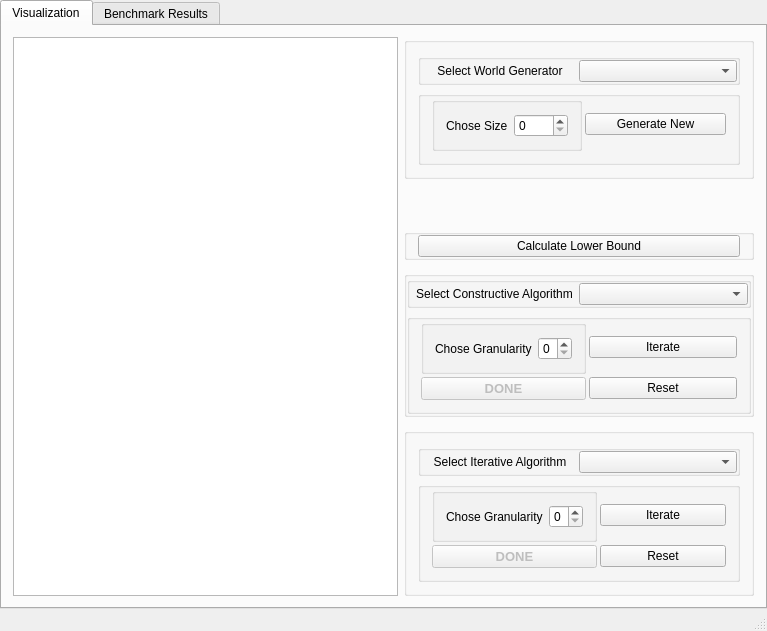
This is tspgui/tspgui/mainwindow.ui in znjRoLS/tsp-heuristic-analysis as Qt 5 draws it before an edit. The edited form follows.
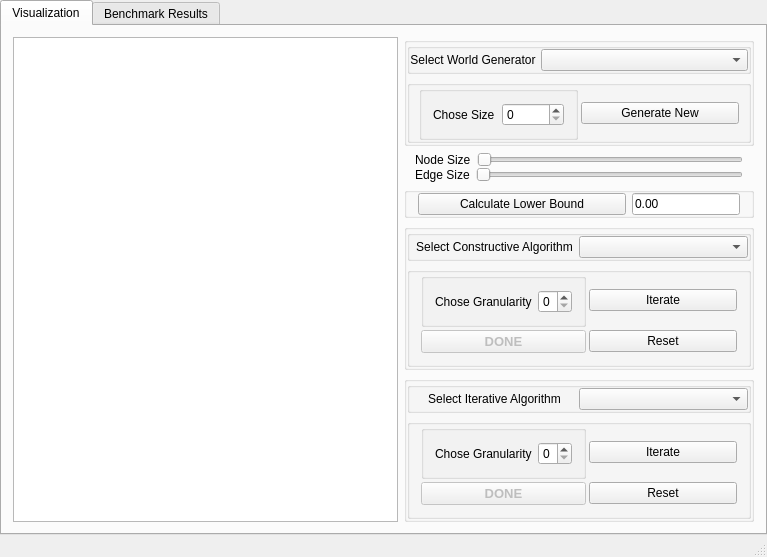
This is the edited form. Custom widgets are drawn as their Qt base class.

What changed in the file:
```diff
--- a/tspgui/tspgui/mainwindow.ui
+++ b/tspgui/tspgui/mainwindow.ui
@@ -111,7 +111,7 @@
              </property>
              <layout class="QVBoxLayout" name="verticalLayout">
               <property name="spacing">
-               <number>10</number>
+               <number>5</number>
               </property>
               <property name="leftMargin">
                <number>0</number>
@@ -131,6 +131,18 @@
                  <string/>
                 </property>
                 <layout class="QVBoxLayout" name="verticalLayout_3">
+                 <property name="leftMargin">
+                  <number>0</number>
+                 </property>
+                 <property name="topMargin">
+                  <number>0</number>
+                 </property>
+                 <property name="rightMargin">
+                  <number>0</number>
+                 </property>
+                 <property name="bottomMargin">
+                  <number>0</number>
+                 </property>
                  <item>
                   <widget class="QGroupBox" name="group_algorithms_world_generator">
                    <property name="title">
@@ -138,7 +150,7 @@
                    </property>
                    <layout class="QHBoxLayout" name="horizontalLayout_7">
                     <property name="spacing">
-                     <number>0</number>
+                     <number>5</number>
                     </property>
                     <property name="leftMargin">
                      <number>0</number>
@@ -155,14 +167,14 @@
                     <item>
                      <widget class="QLabel" name="label_world_generator">
                       <property name="sizePolicy">
-                       <sizepolicy hsizetype="Preferred" vsizetype="Fixed">
+                       <sizepolicy hsizetype="Maximum" vsizetype="Fixed">
                         <horstretch>0</horstretch>
                         <verstretch>20</verstretch>
                        </sizepolicy>
                       </property>
                       <property name="minimumSize">
                        <size>
-                        <width>0</width>
+                        <width>10</width>
                         <height>20</height>
                        </size>
                       </property>
@@ -189,9 +201,18 @@
                     <property name="spacing">
                      <number>3</number>
                     </property>
+                    <property name="leftMargin">
+                     <number>9</number>
+                    </property>
                     <property name="topMargin">
                      <number>0</number>
                     </property>
+                    <property name="rightMargin">
+                     <number>9</number>
+                    </property>
+                    <property name="bottomMargin">
+                     <number>0</number>
+                    </property>
                     <item>
                      <widget class="QGroupBox" name="group_size_world_generator">
                       <property name="title">
@@ -234,12 +255,98 @@
                  <enum>Qt::Vertical</enum>
                 </property>
                 <property name="sizeType">
-                 <enum>QSizePolicy::Fixed</enum>
+                 <enum>QSizePolicy::Expanding</enum>
                 </property>
                 <property name="sizeHint" stdset="0">
                  <size>
                   <width>20</width>
-                  <height>40</height>
+                  <height>5</height>
+                 </size>
+                </property>
+               </spacer>
+              </item>
+              <item>
+               <widget class="QWidget" name="widget_3" native="true">
+                <layout class="QVBoxLayout" name="verticalLayout_6">
+                 <property name="spacing">
+                  <number>0</number>
+                 </property>
+                 <property name="leftMargin">
+                  <number>0</number>
+                 </property>
+                 <property name="topMargin">
+                  <number>0</number>
+                 </property>
+                 <property name="rightMargin">
+                  <number>0</number>
+                 </property>
+                 <property name="bottomMargin">
+                  <number>0</number>
+                 </property>
+                 <item>
+                  <widget class="QWidget" name="widget_5" native="true">
+                   <layout class="QHBoxLayout" name="horizontalLayout_10">
+                    <property name="topMargin">
+                     <number>0</number>
+                    </property>
+                    <property name="bottomMargin">
+                     <number>0</number>
+                    </property>
+                    <item>
+                     <widget class="QLabel" name="label_3">
+                      <property name="text">
+                       <string>Node Size</string>
+                      </property>
+                     </widget>
+                    </item>
+                    <item>
+                     <widget class="QSlider" name="horizontalSlider_2">
+                      <property name="orientation">
+                       <enum>Qt::Horizontal</enum>
+                      </property>
+                     </widget>
+                    </item>
+                   </layout>
+                  </widget>
+                 </item>
+                 <item>
+                  <widget class="QWidget" name="widget_4" native="true">
+                   <layout class="QHBoxLayout" name="horizontalLayout_8">
+                    <property name="topMargin">
+                     <number>0</number>
+                    </property>
+                    <property name="bottomMargin">
+                     <number>0</number>
+                    </property>
+                    <item>
+                     <widget class="QLabel" name="label_2">
+                      <property name="text">
+                       <string>Edge Size</string>
+                      </property>
+                     </widget>
+                    </item>
+                    <item>
+                     <widget class="QSlider" name="horizontalSlider">
+                      <property name="orientation">
+                       <enum>Qt::Horizontal</enum>
+                      </property>
+                     </widget>
+                    </item>
+                   </layout>
+                  </widget>
+                 </item>
+                </layout>
+               </widget>
+              </item>
+              <item>
+               <spacer name="verticalSpacer_2">
+                <property name="orientation">
+                 <enum>Qt::Vertical</enum>
+                </property>
+                <property name="sizeHint" stdset="0">
+                 <size>
+                  <width>20</width>
+                  <height>5</height>
                  </size>
                 </property>
                </spacer>
@@ -255,7 +362,7 @@
                 <property name="title">
                  <string/>
                 </property>
-                <layout class="QVBoxLayout" name="verticalLayout_4">
+                <layout class="QHBoxLayout" name="horizontalLayout_11">
                  <property name="topMargin">
                   <number>0</number>
                  </property>
@@ -269,6 +376,25 @@
                    </property>
                   </widget>
                  </item>
+                 <item>
+                  <widget class="QLineEdit" name="edit_lower_bound">
+                   <property name="sizePolicy">
+                    <sizepolicy hsizetype="Fixed" vsizetype="Fixed">
+                     <horstretch>0</horstretch>
+                     <verstretch>0</verstretch>
+                    </sizepolicy>
+                   </property>
+                   <property name="minimumSize">
+                    <size>
+                     <width>50</width>
+                     <height>0</height>
+                    </size>
+                   </property>
+                   <property name="text">
+                    <string>0.00</string>
+                   </property>
+                  </widget>
+                 </item>
                 </layout>
                </widget>
               </item>
@@ -280,7 +406,7 @@
                 <property name="sizeHint" stdset="0">
                  <size>
                   <width>20</width>
-                  <height>40</height>
+                  <height>5</height>
                  </size>
                 </property>
                </spacer>
@@ -439,7 +565,7 @@
                 <property name="sizeHint" stdset="0">
                  <size>
                   <width>20</width>
-                  <height>40</height>
+                  <height>5</height>
                  </size>
                 </property>
                </spacer>
@@ -450,6 +576,18 @@
                  <string/>
                 </property>
                 <layout class="QVBoxLayout" name="verticalLayout_2">
+                 <property name="leftMargin">
+                  <number>0</number>
+                 </property>
+                 <property name="topMargin">
+                  <number>0</number>
+                 </property>
+                 <property name="rightMargin">
+                  <number>0</number>
+                 </property>
+                 <property name="bottomMargin">
+                  <number>0</number>
+                 </property>
                  <item>
                   <widget class="QGroupBox" name="groupBox_12">
                    <property name="title">
```
